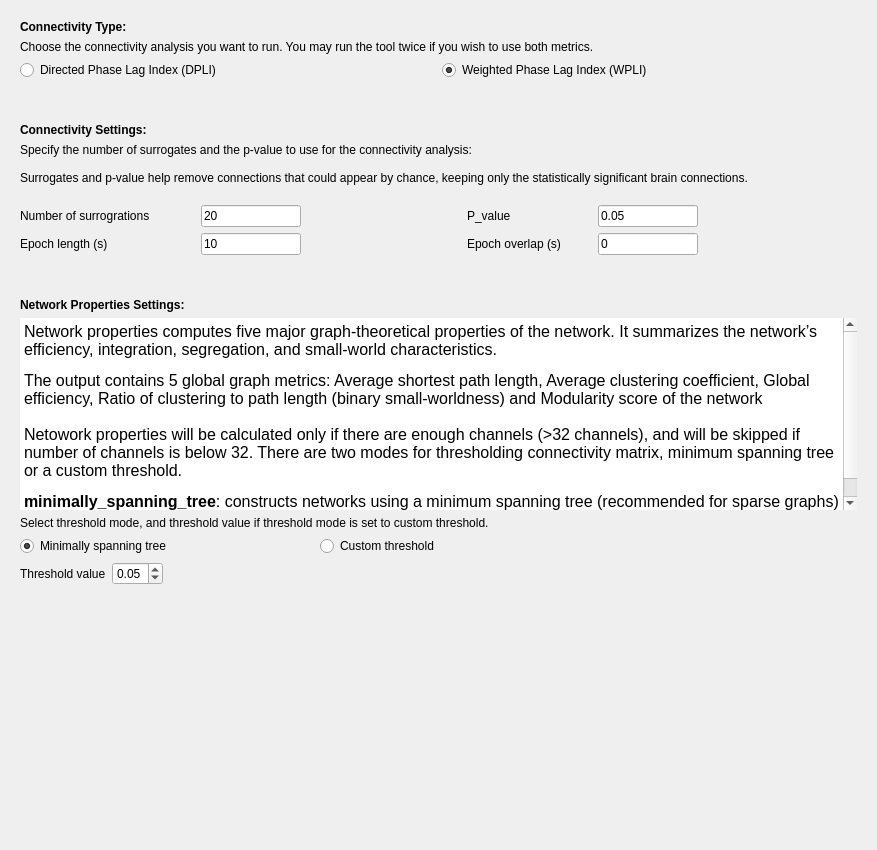
Above: tools/CEAMSTools/AnalyzeEEGConnectivity/ConnectivitySettings/Ui_ConnectivitySettings.ui from SnoozToolbox/snooz-package-ceams before the change. Below: the same form after it.
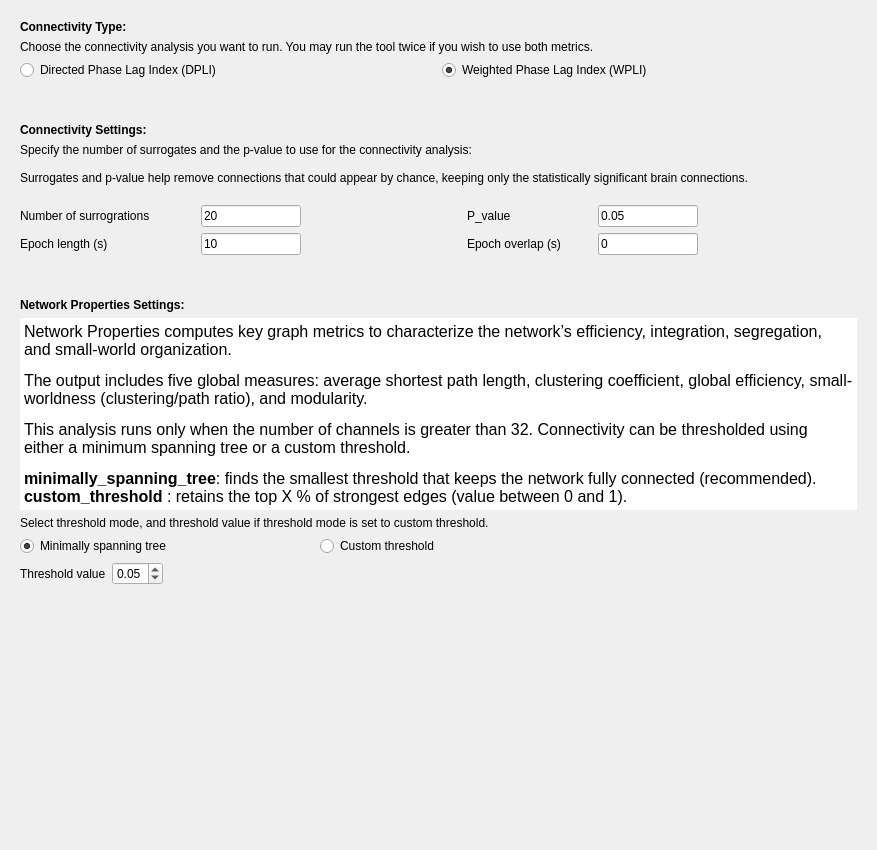
That is the form after the change.

Commit message: Update connectivity UI, optimize network properties, and fix bugs

Diff of the .ui file:
```diff
--- a/tools/CEAMSTools/AnalyzeEEGConnectivity/ConnectivitySettings/Ui_ConnectivitySettings.ui
+++ b/tools/CEAMSTools/AnalyzeEEGConnectivity/ConnectivitySettings/Ui_ConnectivitySettings.ui
@@ -356,9 +356,10 @@
 li.unchecked::marker { content: &quot;\2610&quot;; }
 li.checked::marker { content: &quot;\2612&quot;; }
 &lt;/style&gt;&lt;/head&gt;&lt;body style=&quot; font-family:'Roboto'; font-size:12pt; font-weight:400; font-style:normal;&quot;&gt;
-&lt;p style=&quot; margin-top:0px; margin-bottom:0px; margin-left:0px; margin-right:0px; -qt-block-indent:0; text-indent:0px;&quot;&gt;Network properties computes five major graph-theoretical properties of the network. It summarizes the network’s efficiency, integration, segregation, and small-world characteristics.&lt;/p&gt;
-&lt;p style=&quot; margin-top:12px; margin-bottom:12px; margin-left:0px; margin-right:0px; -qt-block-indent:0; text-indent:0px;&quot;&gt;The output contains 5 global graph metrics: Average shortest path length, Average clustering coefficient, Global efficiency, Ratio of clustering to path length (binary small-worldness) and Modularity score of the network&lt;br /&gt;&lt;br /&gt;Netowork properties will be calculated only if there are enough channels (&amp;gt;32 channels), and will be skipped if number of channels is below 32. There are two modes for thresholding connectivity matrix, minimum spanning tree or a custom threshold.&lt;/p&gt;
-&lt;p style=&quot; margin-top:12px; margin-bottom:12px; margin-left:0px; margin-right:0px; -qt-block-indent:0; text-indent:0px;&quot;&gt;&lt;span style=&quot; font-weight:700;&quot;&gt;minimally_spanning_tree&lt;/span&gt;: constructs networks using a minimum spanning tree (recommended for sparse graphs)&lt;br /&gt;&lt;span style=&quot; font-weight:700;&quot;&gt;custom_threshold&lt;/span&gt; : thresholds network by keeping only top X% strongest edges&lt;/p&gt;&lt;/body&gt;&lt;/html&gt;</string>
+&lt;p style=&quot; margin-top:12px; margin-bottom:12px; margin-left:0px; margin-right:0px; -qt-block-indent:0; text-indent:0px;&quot;&gt;Network Properties computes key graph metrics to characterize the network’s efficiency, integration, segregation, and small-world organization.&lt;/p&gt;
+&lt;p style=&quot; margin-top:12px; margin-bottom:12px; margin-left:0px; margin-right:0px; -qt-block-indent:0; text-indent:0px;&quot;&gt;The output includes five global measures: average shortest path length, clustering coefficient, global efficiency, small-worldness (clustering/path ratio), and modularity.&lt;/p&gt;
+&lt;p style=&quot; margin-top:12px; margin-bottom:12px; margin-left:0px; margin-right:0px; -qt-block-indent:0; text-indent:0px;&quot;&gt;This analysis runs only when the number of channels is greater than 32. Connectivity can be thresholded using either a minimum spanning tree or a custom threshold.&lt;/p&gt;
+&lt;p style=&quot; margin-top:12px; margin-bottom:12px; margin-left:0px; margin-right:0px; -qt-block-indent:0; text-indent:0px;&quot;&gt;&lt;span style=&quot; font-weight:700;&quot;&gt;minimally_spanning_tree&lt;/span&gt;: finds the smallest threshold that keeps the network fully connected (recommended).&lt;br /&gt;&lt;span style=&quot; font-weight:700;&quot;&gt;custom_threshold&lt;/span&gt; : retains the top X % of strongest edges (value between 0 and 1).&lt;/p&gt;&lt;/body&gt;&lt;/html&gt;</string>
         </property>
        </widget>
       </item>
```
Left out of the diff: 2 changed lines with no effect on the pictures. The commit also changes 7 other files.
